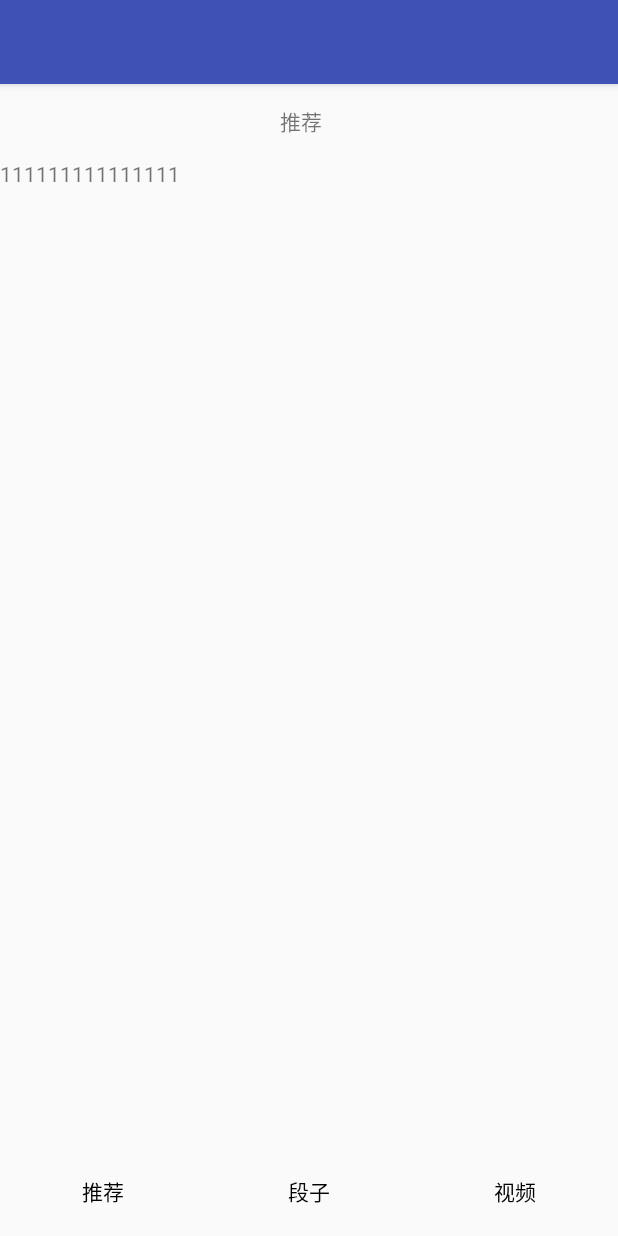
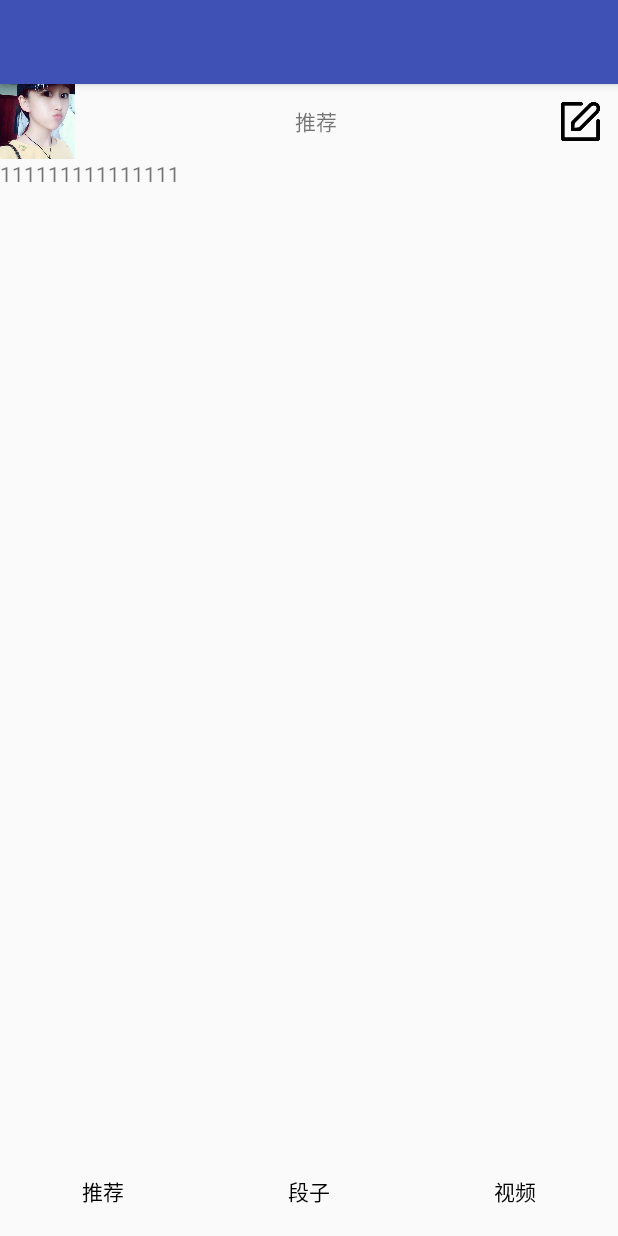
Before and after one commit to LipeixuanZhangjinfengDome/Quarter, an Android app: the screen it shows after launch (MainActivity), on a phone screen of 412 x 824 dp. Run offline under Robolectric (Android 15) with nearby library versions, the phone set to English and light mode, and no system bars; our stand-ins replace ButterKnife; libraries missing offline, so code that uses them is left out: com.facebook.drawee, com.facebook.imagepipeline; plain views replace SimpleDraweeView; pictures from the network do not load; 3 statements that could not run were skipped.

Commit message:
头像显示

```diff
--- a/app/src/main/AndroidManifest.xml
+++ b/app/src/main/AndroidManifest.xml
@@ -1,7 +1,7 @@
 <?xml version="1.0" encoding="utf-8"?>
 <manifest xmlns:android="http://schemas.android.com/apk/res/android"
     package="com.example.administrator.quarter">
-
+    <uses-permission android:name="android.permission.INTERNET"></uses-permission>
     <application
         android:name=".app.MyApp"
         android:allowBackup="true"
--- a/app/src/main/java/com/example/administrator/quarter/MainActivity.java
+++ b/app/src/main/java/com/example/administrator/quarter/MainActivity.java
@@ -1,5 +1,7 @@
 package com.example.administrator.quarter;
 
+import android.graphics.drawable.Drawable;
+import android.net.Uri;
 import android.os.Bundle;
 import android.support.v4.app.FragmentManager;
 import android.view.View;
@@ -12,6 +14,8 @@ import android.widget.RadioGroup;
 import com.example.administrator.quarter.ui.Recommend.RecommendFragment;
 import com.example.administrator.quarter.ui.base.BaseActivity;
 import com.facebook.drawee.view.SimpleDraweeView;
+import com.facebook.imagepipeline.request.ImageRequestBuilder;
+
 /*lipeixuan=李佩璇*/
 public class MainActivity extends BaseActivity {
 
@@ -58,6 +62,8 @@ public class MainActivity extends BaseActivity {
         mBtn2 = (RadioButton) findViewById(R.id.btn2);
         mBtn3 = (RadioButton) findViewById(R.id.btn3);
         mRg = (RadioGroup) findViewById(R.id.rg);
+        Uri uri = Uri.parse("http://tx.haiqq.com/uploads/allimg/160812/102GJ358-9.jpg");
+        mNameImage.setImageURI(uri);
     }
 
     @Override
--- a/app/src/main/res/layout/activity_main.xml
+++ b/app/src/main/res/layout/activity_main.xml
@@ -17,6 +17,8 @@
             android:id="@+id/name_image"
             android:layout_width="50dp"
             android:layout_height="50dp"
+            app:roundAsCircle="true"
+            android:src="@drawable/touxiang"
 
             />
         <TextView
@@ -28,9 +30,11 @@
             />
         <ImageView
             android:id="@+id/chuangzuo"
-            android:layout_width="50dp"
-            android:layout_height="50dp"
+            android:layout_width="30dp"
+            android:layout_height="30dp"
+            android:layout_gravity="center"
             android:layout_marginRight="10dp"
+            android:src="@drawable/xiugai"
 
             />
     </LinearLayout>
```
